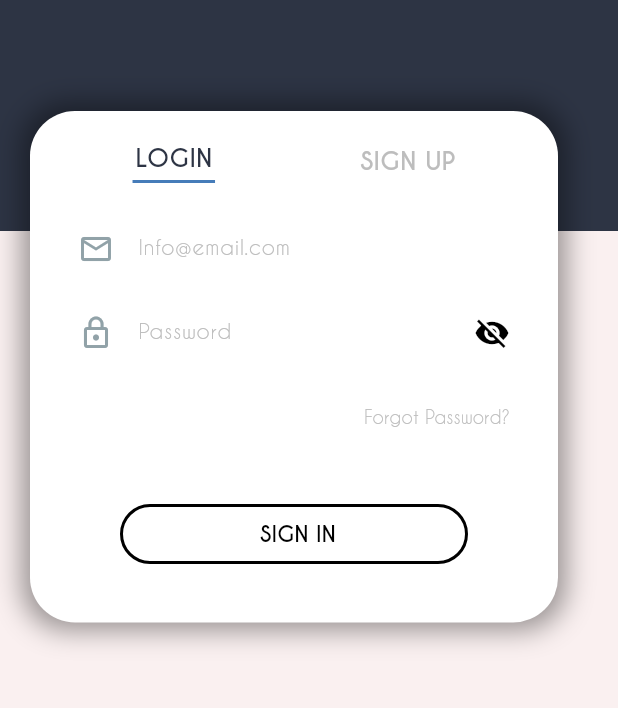
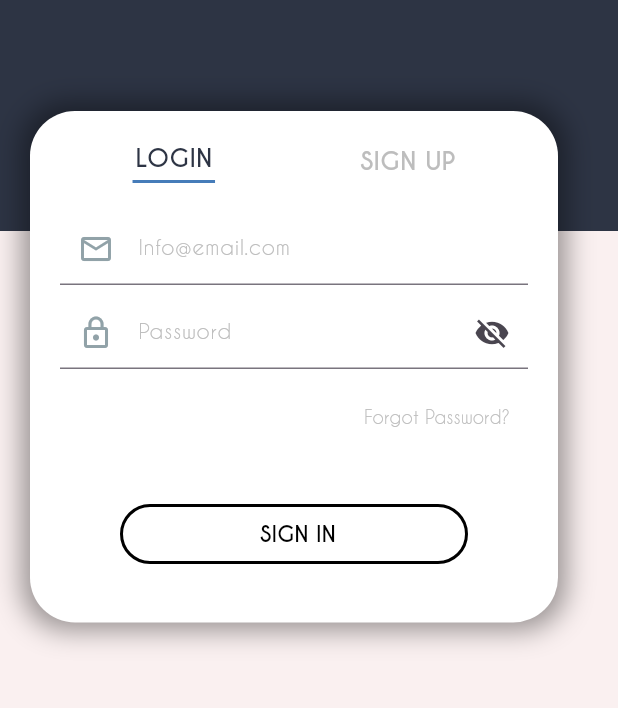
Before and after one commit to boykin345/food-ai-app, a Flutter app: the screen it shows after launch, after a tap on "Log In", on a phone screen of 412 x 824 dp, the part 219-927 px from its top. Run offline on Flutter 3.47's test engine with Material 3 defaults, Android fonts, the phone set to English and light mode, and no system bars; our stand-ins replace cloud_firestore, firebase_auth, firebase_core, flutter_svg; accounts and stored records are empty; project files that could hold a hidden picture were left out.

Commit message:
Fix: UI color font

```diff
--- a/lib/main.dart
+++ b/lib/main.dart
@@ -21,10 +21,7 @@ class MyApp extends StatelessWidget {
         visualDensity: VisualDensity.adaptivePlatformDensity,
         textTheme: Theme.of(context).textTheme.apply(
               fontFamily: 'Caviar Dreams',
-              bodyColor: Colors.white,
             ),
-        colorScheme: ColorScheme.fromSwatch(primarySwatch: Colors.blue)
-            .copyWith(background: Colors.blue[900]),
       ),
       home: Scaffold(
         body: StreamBuilder<User?>(
```
Also changed, not shown: pubspec.lock.
